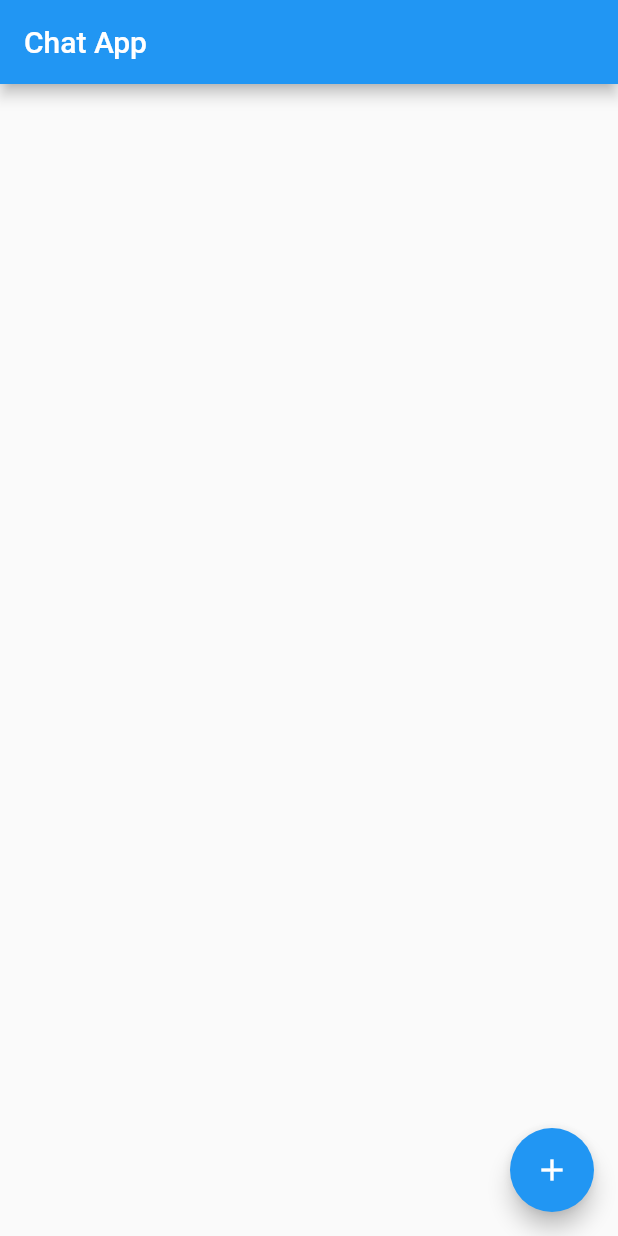
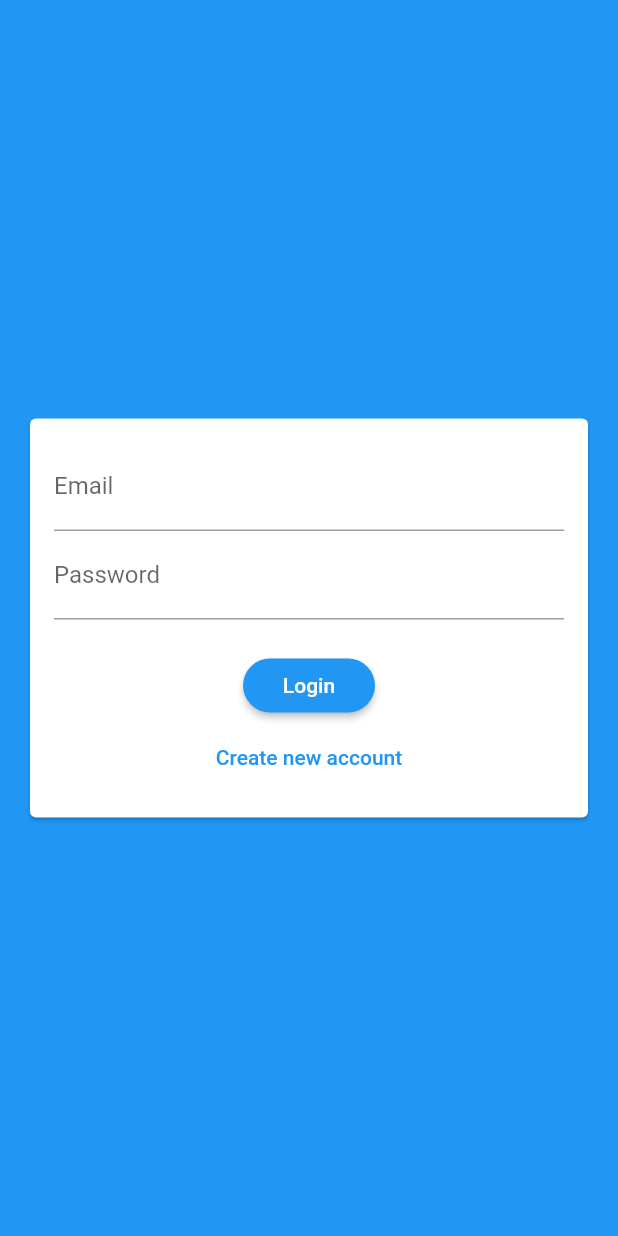
Before and after one commit to davdmoo/chat_app, a Flutter app: the screen it shows after launch, on a phone screen of 412 x 824 dp. Run offline on Flutter 3.47's test engine with Material 2 defaults, Android fonts, the phone set to English and light mode, and no system bars; our stand-ins replace cloud_firestore; accounts and stored records are empty.

Commit message:
Feat: auth screen and form input is working

```diff
--- a/lib/main.dart
+++ b/lib/main.dart
@@ -1,6 +1,7 @@
 import 'package:flutter/material.dart';
 
-import "./screens/chat_screen.dart";
+// import "./screens/chat_screen.dart";
+import "./screens/auth_screen.dart";
 
 void main() {
   runApp(MyApp());
@@ -14,9 +15,18 @@ class MyApp extends StatelessWidget {
       title: 'Flutter Demo',
       theme: ThemeData(
         primarySwatch: Colors.blue,
-        visualDensity: VisualDensity.adaptivePlatformDensity,
+        backgroundColor: Colors.blue,
+        accentColor: Colors.brown[400],
+        accentColorBrightness: Brightness.dark,
+        buttonTheme: ButtonTheme.of(context).copyWith(
+          buttonColor: Colors.blue,
+          textTheme: ButtonTextTheme.primary,
+          shape: RoundedRectangleBorder(
+            borderRadius: BorderRadius.circular(20),
+          )
+        ),
       ),
-      home: ChatScreen(),
+      home: AuthScreen(),
     );
   }
 }
--- a/lib/screens/auth_screen.dart
+++ b/lib/screens/auth_screen.dart
@@ -0,0 +1,19 @@
+import "package:flutter/material.dart";
+
+import "../widgets/auth_form.dart";
+
+class AuthScreen extends StatefulWidget {
+
+  @override
+  State<AuthScreen> createState() => _AuthScreenState();
+}
+
+class _AuthScreenState extends State<AuthScreen> {
+  @override
+  Widget build(BuildContext context) {
+    return Scaffold(
+      backgroundColor: Theme.of(context).primaryColor,
+      body: AuthForm(),
+    );
+  }
+}
--- a/lib/screens/chat_screen.dart
+++ b/lib/screens/chat_screen.dart
@@ -30,7 +30,12 @@ class ChatScreen extends StatelessWidget {
       ),
       floatingActionButton: FloatingActionButton(
         child: const Icon(Icons.add),
-        onPressed: () {},
+        onPressed: () {
+          Firestore.instance.collection("chats/nOu0FC9ECUIuuNWUmFaM/messages")
+            .add({
+              "text": "New entry",
+            });
+        },
       ),
     );
   }
--- /dev/null
+++ b/lib/widgets/auth_form.dart
@@ -0,0 +1,109 @@
+import "package:flutter/material.dart";
+
+class AuthForm extends StatefulWidget {
+
+  @override
+  State<AuthForm> createState() => _AuthFormState();
+}
+
+class _AuthFormState extends State<AuthForm> {
+  final _formKey = GlobalKey<FormState>();
+  var _isLogin = true;
+  var _userEmail = "";
+  var _userName = "";
+  var _userPassword = "";
+
+  void _submit() {
+    final isValid = _formKey.currentState.validate();
+    FocusScope.of(context).unfocus(); // close the keyboard
+
+    if (isValid) {
+      _formKey.currentState.save();
+
+      // send auth request
+    }
+  }
+
+  @override
+  Widget build(BuildContext context) {
+    return Center(
+      child: Card(
+        margin: const EdgeInsets.all(20),
+        child: SingleChildScrollView(
+          child: Padding(
+            padding: const EdgeInsets.all(16),
+            child: Form(
+              key: _formKey,
+              child: Column(
+                mainAxisSize: MainAxisSize.min,
+                children: <Widget>[
+                  TextFormField(
+                    key: ValueKey("email"),
+                    validator: (value) {
+                      if (value.isEmpty || !value.contains("@")) return "Please enter a valid email address!";
+
+                      return null;
+                    },
+                    keyboardType: TextInputType.emailAddress,
+                    decoration: InputDecoration(
+                      labelText: "Email",
+                    ),
+                    onSaved: (value) {
+                      _userEmail = value;
+                    },
+                  ),
+                  if (!_isLogin)
+                  TextFormField(
+                    key: ValueKey("username"),
+                    validator: (value) {
+                      if (value.isEmpty || value.length < 4) return "Username's min. characters is 4!";
+
+                      return null;
+                    },
+                    keyboardType: TextInputType.text,
+                    decoration: InputDecoration(
+                      labelText: "Username",
+                    ),
+                    onSaved: (value) {
+                      _userName = value;
+                    },
+                  ),
+                  TextFormField(
+                    key: ValueKey("password"),
+                    validator: (value) {
+                      if (value.isEmpty || value.length < 7) return "Password's min. characters is 7!";
+
+                      return null;
+                    },
+                    keyboardType: TextInputType.visiblePassword,
+                    obscureText: true,
+                    decoration: InputDecoration(
+                      labelText: "Password",
+                    ),
+                    onSaved: (value) {
+                      _userPassword = value;
+                    },
+                  ),
+                  SizedBox(height: 20),
+                  RaisedButton(
+                    child: Text(_isLogin ? "Login" : "Sign Up"),
+                    onPressed: _submit,
+                  ),
+                  FlatButton(
+                    textColor: Theme.of(context).primaryColor,
+                    child: Text(_isLogin ? "Create new account" : "Login instead"),
+                    onPressed: () {
+                      setState(() {
+                        _isLogin = !_isLogin;
+                      });
+                    },
+                  ),
+                ],
+              ),
+            ),
+          ),
+        ),
+      ),
+    );
+  }
+}
```
